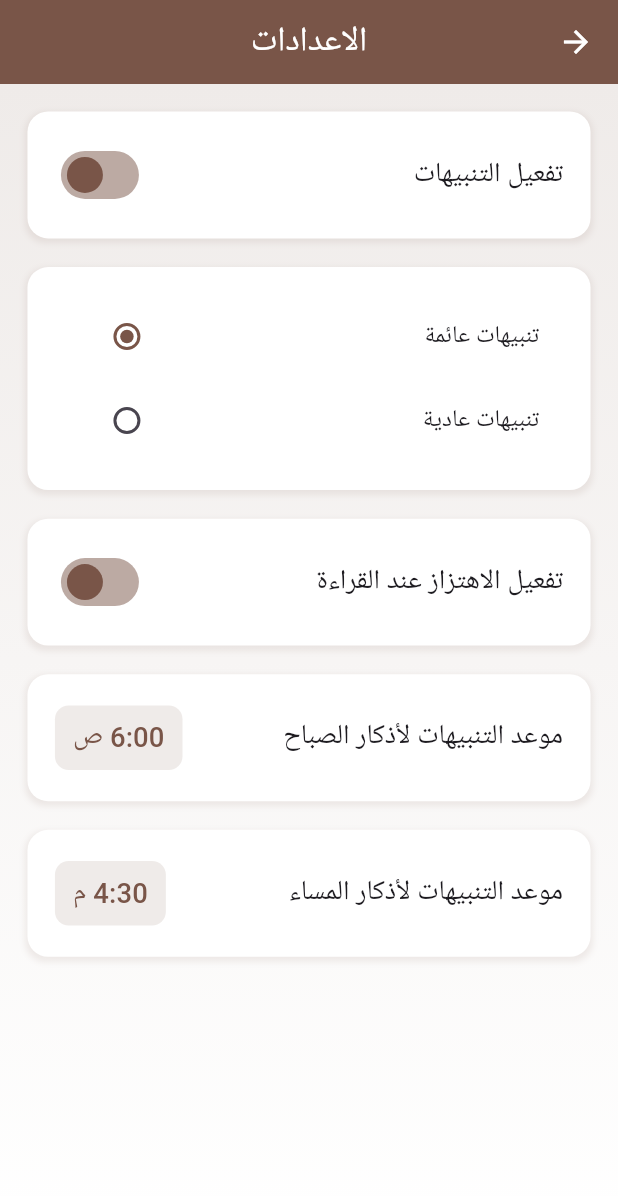
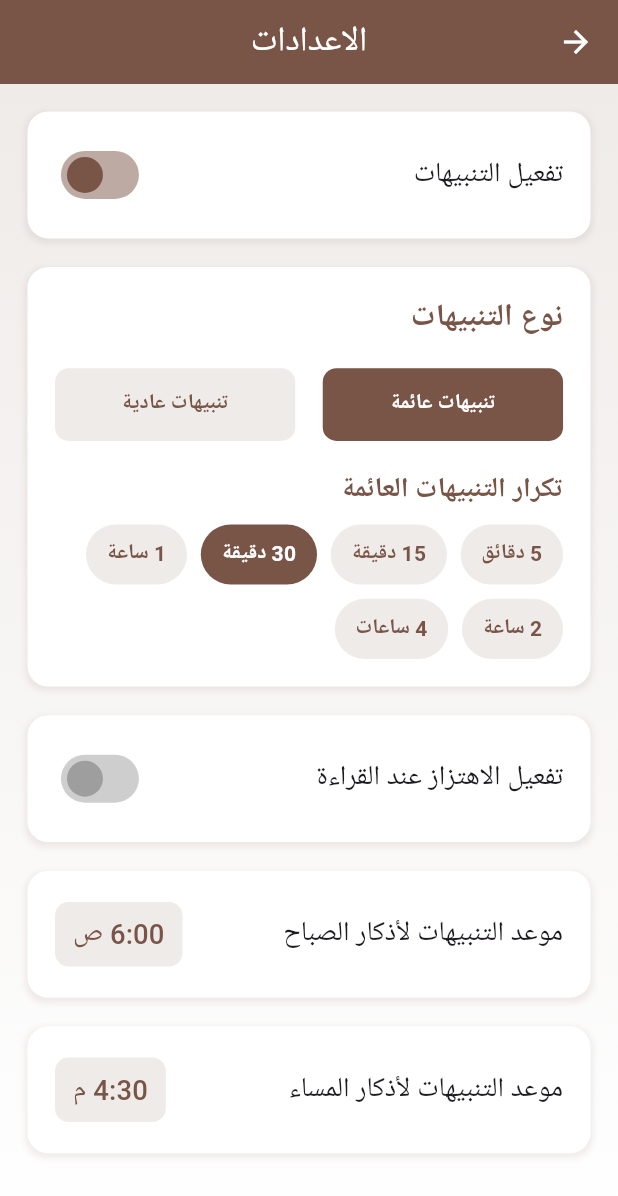
Before and after one commit to h0996g/adkar, a Flutter app: the Setting screen opened directly, on a phone screen of 412 x 824 dp. Shown: the top 1196 px of the screen. Run offline on Flutter 3.47's test engine with Material 3 defaults, Android fonts, the phone set to English and light mode, and no system bars; our stand-ins replace bloc, cloud_firestore, conditional_builder_null_safety, device_info_plus, dio, firebase_core and 14 more; missing offline and left inert: store_redirect; accounts and stored records are empty.

Commit message:
Refactor code to add transparent background drawable and Kotlin class for custom notification, fix time repeate custom notification +design

```diff
--- a/comment.txt
+++ b/comment.txt
@@ -2,6 +2,8 @@ wch mzl Na9es : lzm HomeCubit w7do !!!!!!!!!!
 
 
 package vibration 1.8.1  bdlt fih sdk t3  android app build.gradle
+source t3 taafsir
+widget f statusbar t3 audio
 
 
 {
--- a/lib/Screens/home/home.dart
+++ b/lib/Screens/home/home.dart
@@ -12,7 +12,7 @@ import 'package:adkar/shared/components/audio.dart';
 import 'package:showcaseview/showcaseview.dart';
 
 class HomeScreen extends StatefulWidget {
-  const HomeScreen({Key? key}) : super(key: key);
+  const HomeScreen({super.key});
 
   @override
   State<HomeScreen> createState() => _HomeScreenState();
--- a/lib/Screens/settings/cubit/settings_cubit.dart
+++ b/lib/Screens/settings/cubit/settings_cubit.dart
@@ -15,28 +15,36 @@ class SettingsCubit extends Cubit<SettingsState> {
   TimeOfDay selectedTimeSabah = adkarTimeSabahCH;
   TimeOfDay selectedTimeMasaa = adkarTimeMasaaCH;
   bool switchNoti = isNotiOnCH;
+  String _notificationType = CachHelper.getData(key: 'typeNoti') ?? 'custom';
+  String get notificationType => _notificationType;
+
+  // final List<String> intervalOptions = [
+  //   '15 دقيقة',
+  //   '30 دقيقة',
+  //   '1 ساعة',
+  //   '2 ساعة',
+  //   '4 ساعات'
+  // ];
+  String _floatingNotificationInterval =
+      CachHelper.getData(key: 'floatingNotificationInterval') ?? '30 دقيقة';
+  String get floatingNotificationInterval => _floatingNotificationInterval;
   Future<void> changeSwitchListTile(bool value, String wichOne,
-      {String? off, String? on}) async {
+      {String? on}) async {
     if (wichOne == 'switchNoti') {
       switchNoti = value;
       if (switchNoti == false) {
-        if (off == 'custom') {
-          await CustomNotification().stopCustomNotificationService();
-        } else if (off == 'normal') {
-          Noti.cancelAll();
-        } else {
-          await CustomNotification().stopCustomNotificationService();
-          Noti.cancelAll();
-        }
-
+        await CustomNotification().stopCustomNotificationService();
+        Noti.cancelAll();
         CachHelper.putcache(key: 'isNotiOn', value: false);
       } else {
         if (on == 'custom') {
-          await CustomNotification().startCustomNotificationService();
+          await CustomNotification().startCustomNotificationService(
+              repeatIntervalSeconds: _getIntervalInSeconds());
+          Noti.cancelAll();
         } else if (on == 'normal') {
+          await CustomNotification().stopCustomNotificationService();
           await activeNotification();
         }
-
         await CachHelper.putcache(key: 'isNotiOn', value: true);
       }
       emit(ChangeSwitchListTileNoti());
@@ -82,14 +90,43 @@ class SettingsCubit extends Cubit<SettingsState> {
     }
   }
 
-  String _notificationType = CachHelper.getData(key: 'typeNoti') ?? 'custom';
-
-  String get notificationType => _notificationType;
-
   Future<void> changeNotificationType(String value) async {
     _notificationType = value;
     await CachHelper.putcache(key: 'typeNoti', value: value);
-
     emit(ChangeTypeNotificationState(notificationType: value));
   }
+
+  // New method to change floating notification interval
+  Future<void> changeFloatingNotificationInterval(String interval) async {
+    _floatingNotificationInterval = interval;
+    print(_getIntervalInSeconds());
+    await CachHelper.putcache(
+        key: 'floatingNotificationInterval', value: interval);
+    if (switchNoti && _notificationType == 'custom') {
+      await CustomNotification().stopCustomNotificationService();
+      await CustomNotification().startCustomNotificationService(
+          repeatIntervalSeconds: _getIntervalInSeconds());
+    }
+    emit(ChangeFloatingNotificationIntervalState());
+  }
+
+  // Helper method to convert interval string to seconds
+  int _getIntervalInSeconds() {
+    switch (_floatingNotificationInterval) {
+      case '5 دقائق':
+        return 5 * 60;
+      case '15 دقيقة':
+        return 15 * 60;
+      case '30 دقيقة':
+        return 30 * 60;
+      case '1 ساعة':
+        return 60 * 60;
+      case '2 ساعة':
+        return 2 * 60 * 60;
+      case '4 ساعات':
+        return 4 * 60 * 60;
+      default:
+        return 30 * 60; // Default to 30 minutes
+    }
+  }
 }
--- a/lib/Screens/settings/cubit/settings_state.dart
+++ b/lib/Screens/settings/cubit/settings_state.dart
@@ -6,6 +6,8 @@ class ChangeSwitchListTileNoti extends SettingsState {}
 
 class ChangeTimePickerState extends SettingsState {}
 
+class ChangeFloatingNotificationIntervalState extends SettingsState {}
+
 class ChangeTypeNotificationState extends SettingsState {
   final String notificationType;
 
--- a/lib/Screens/settings/settings.dart
+++ b/lib/Screens/settings/settings.dart
@@ -65,7 +65,7 @@ class Setting extends StatelessWidget {
                                 state: ToastStates.warning);
 
                         await cubit.changeSwitchListTile(value, 'switchNoti',
-                            off: 'all', on: 'custom');
+                            on: cubit.notificationType);
                       },
                       activeColor: Colors.brown,
                     ),
@@ -87,46 +87,137 @@ class Setting extends StatelessWidget {
                         ],
                       ),
                       child: Column(
+                        crossAxisAlignment: CrossAxisAlignment.start,
                         children: [
-                          ListTile(
-                            title: const Text('تنبيهات عائمة'),
-                            trailing: Radio(
-                              value: 'custom',
-                              activeColor: Colors.brown,
-                              hoverColor: Colors.brown,
-                              groupValue: cubit.notificationType,
-                              onChanged: (value) async {
-                                cubit.changeNotificationType(value!);
-                                // CustomNotification()
-                                //     .startCustomNotificationService();
-                                await cubit.changeSwitchListTile(
-                                    false, 'switchNoti',
-                                    off: 'normal');
+                          Text(
+                            'نوع التنبيهات',
+                            style: TextStyle(
+                              fontSize: 18.sp,
+                              fontWeight: FontWeight.bold,
+                              color: Colors.brown,
+                            ),
+                          ),
+                          SizedBox(height: 16.h),
+                          Row(
+                            children: [
+                              Expanded(
+                                child: GestureDetector(
+                                  onTap: () async {
+                                    await cubit
+                                        .changeNotificationType('custom');
                                     await cubit.changeSwitchListTile(
                                         true, 'switchNoti',
                                         on: 'custom');
                                   },
+                                  child: Container(
+                                    padding: EdgeInsets.all(12.w),
+                                    decoration: BoxDecoration(
+                                      color: cubit.notificationType == 'custom'
+                                          ? Colors.brown
+                                          : Colors.brown.shade50,
+                                      borderRadius: BorderRadius.circular(8.r),
+                                    ),
+                                    child: Text(
+                                      'تنبيهات عائمة',
+                                      textAlign: TextAlign.center,
+                                      style: TextStyle(
+                                        color:
+                                            cubit.notificationType == 'custom'
+                                                ? Colors.white
+                                                : Colors.brown,
+                                        fontWeight: FontWeight.bold,
                                       ),
                                     ),
-                          ListTile(
-                            title: const Text('تنبيهات عادية'),
-                            trailing: Radio(
-                              activeColor: Colors.brown,
-                              value: 'normal',
-                              groupValue: cubit.notificationType,
-                              onChanged: (value) async {
-                                await cubit.changeNotificationType(value!);
-                                await cubit.changeSwitchListTile(
-                                    false, 'switchNoti',
-                                    off: 'custom');
+                                  ),
+                                ),
+                              ),
+                              SizedBox(width: 16.w),
+                              Expanded(
+                                child: GestureDetector(
+                                  onTap: () async {
+                                    await cubit
+                                        .changeNotificationType('normal');
                                     await cubit.changeSwitchListTile(
                                         true, 'switchNoti',
                                         on: 'normal');
-                                // CustomNotification()
-                                //     .stopCustomNotificationService();
                                   },
+                                  child: Container(
+                                    padding: EdgeInsets.all(12.w),
+                                    decoration: BoxDecoration(
+                                      color: cubit.notificationType == 'normal'
+                                          ? Colors.brown
+                                          : Colors.brown.shade50,
+                                      borderRadius: BorderRadius.circular(8.r),
+                                    ),
+                                    child: Text(
+                                      'تنبيهات عادية',
+                                      textAlign: TextAlign.center,
+                                      style: TextStyle(
+                                        color:
+                                            cubit.notificationType == 'normal'
+                                                ? Colors.white
+                                                : Colors.brown,
+                                        fontWeight: FontWeight.bold,
                                       ),
                                     ),
+                                  ),
+                                ),
+                              ),
+                            ],
+                          ),
+                          if (cubit.notificationType == 'custom') ...[
+                            SizedBox(height: 16.h),
+                            Text(
+                              'تكرار التنبيهات العائمة',
+                              style: TextStyle(
+                                fontSize: 16.sp,
+                                fontWeight: FontWeight.bold,
+                                color: Colors.brown,
+                              ),
+                            ),
+                            SizedBox(height: 8.h),
+                            Wrap(
+                              spacing: 8.w,
+                              runSpacing: 8.h,
+                              children: [
+                                '5 دقائق',
+                                '15 دقيقة',
+                                '30 دقيقة',
+                                '1 ساعة',
+                                '2 ساعة',
+                                '4 ساعات'
+                              ].map((interval) {
+                                return GestureDetector(
+                                  onTap: () =>
+                                      cubit.changeFloatingNotificationInterval(
+                                          interval),
+                                  child: Container(
+                                    padding: EdgeInsets.symmetric(
+                                        horizontal: 12.w, vertical: 8.h),
+                                    decoration: BoxDecoration(
+                                      color:
+                                          cubit.floatingNotificationInterval ==
+                                                  interval
+                                              ? Colors.brown
+                                              : Colors.brown.shade50,
+                                      borderRadius: BorderRadius.circular(20.r),
+                                    ),
+                                    child: Text(
+                                      interval,
+                                      style: TextStyle(
+                                        color:
+                                            cubit.floatingNotificationInterval ==
+                                                    interval
+                                                ? Colors.white
+                                                : Colors.brown,
+                                        fontWeight: FontWeight.bold,
+                                      ),
+                                    ),
+                                  ),
+                                );
+                              }).toList(),
+                            ),
+                          ],
                         ],
                       ),
                     ),
@@ -135,7 +226,7 @@ class Setting extends StatelessWidget {
                     child: Switch.adaptive(
                       value: true,
                       onChanged: (value) {},
-                      activeColor: Colors.brown,
+                      activeColor: Colors.grey,
                     ),
                   ),
                   _buildSettingItem(
@@ -164,6 +255,31 @@ class Setting extends StatelessWidget {
           );
         },
       ),
+    );
+  }
+
+  Widget _buildIntervalDropdown(SettingsCubit cubit) {
+    return DropdownButton<String>(
+      value: cubit.floatingNotificationInterval,
+      items: <String>[
+        '15 minutes',
+        '30 minutes',
+        '1 hour',
+        '2 hours',
+        '4 hours'
+      ].map<DropdownMenuItem<String>>((String value) {
+        return DropdownMenuItem<String>(
+          value: value,
+          child: Text(value),
+        );
+      }).toList(),
+      onChanged: (String? newValue) {
+        if (newValue != null) {
+          cubit.changeFloatingNotificationInterval(newValue);
+        }
+      },
+      style: TextStyle(color: Colors.brown, fontSize: 16.sp),
+      dropdownColor: Colors.brown.shade50,
     );
   }
 
--- a/lib/shared/helper/constant.dart
+++ b/lib/shared/helper/constant.dart
@@ -54,19 +54,19 @@ List<dynamic> notifications = [
   {
     "description":
         'اللَّهُمَّ إنِّي أَسْأَلُكَ الهُدَى وَالتُّقَى، وَالْعَفَافَ وَالْغِنَى',
-    "date": const TimeOfDay(hour: 12, minute: 50),
+    "date": const TimeOfDay(hour: 00, minute: 00),
     "id": 1
   },
   {
     "description":
         'رَبِّ إِنِّي أَعُوذُ بِكَ أَنْ أَسْأَلَكَ مَا لَيْسَ لِي بِهِ عِلْمٌ ۖ وَإِلَّا تَغْفِرْ لِي وَتَرْحَمْنِي أَكُن مِّنَ الْخَاسِرِينَ',
-    "date": const TimeOfDay(hour: 12, minute: 51),
+    "date": const TimeOfDay(hour: 01, minute: 00),
     "id": 2
   },
   {
     "description":
         'رَبَّنَا أَتْمِمْ لَنَا نُورَنَا وَاغْفِرْ لَنَا ۖ إِنَّكَ عَلَىٰ كُلِّ شَيْءٍ قَدِيرٌ',
-    "date": const TimeOfDay(hour: 12, minute: 52),
+    "date": const TimeOfDay(hour: 02, minute: 00),
     "id": 3
   },
   {
--- a/pubspec.yaml
+++ b/pubspec.yaml
@@ -16,7 +16,7 @@ publish_to: 'none' # Remove this line if you wish to publish to pub.dev
 # https://developer.apple.com/library/archive/documentation/General/Reference/InfoPlistKeyReference/Articles/CoreFoundationKeys.html
 # In Windows, build-name is used as the major, minor, and patch parts
 # of the product and file versions while build-number is used as the build suffix.
-version: 1.0.3+13
+version: 1.0.3+14
 
 environment:
   sdk: '>=3.0.0-277.0.dev <4.0.0'
```
Also changed, not shown: lib/main.dart (+9 -1 lines), lib/shared/network/local/kotlin.dart (+20 -5 lines), 2 other files. Lines whose indentation alone changed are shown as unchanged.
